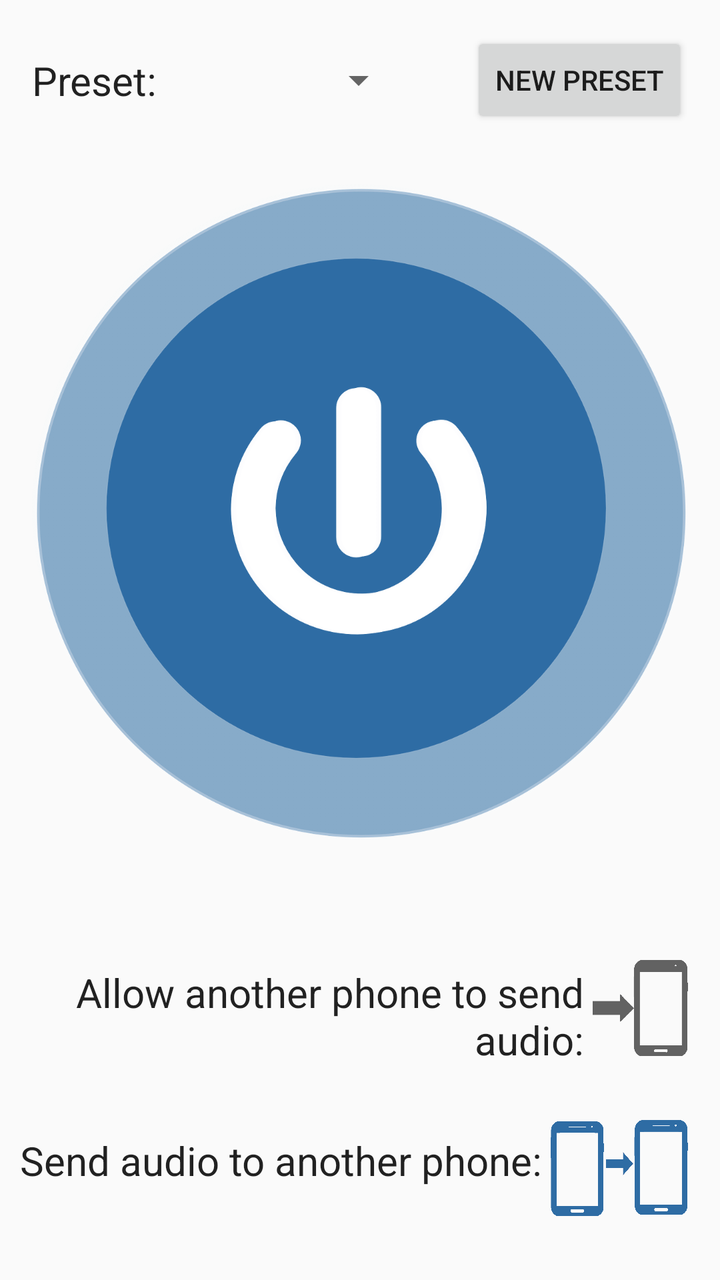
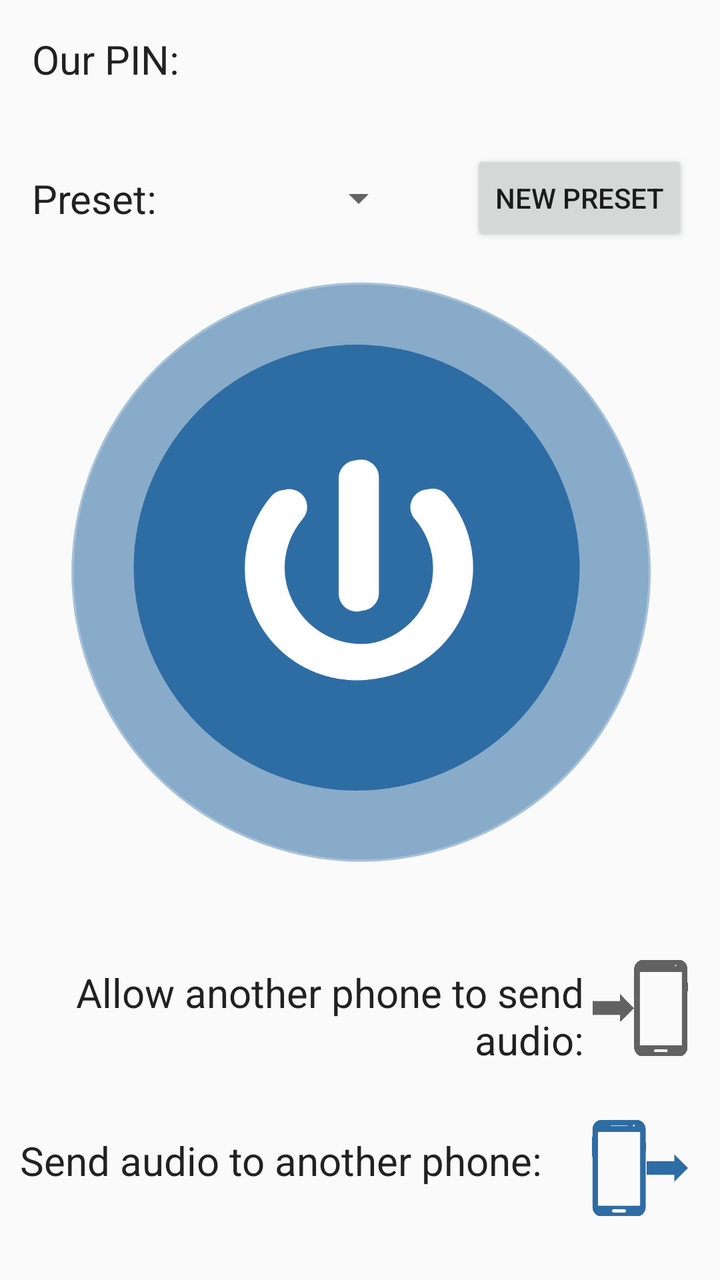

An Android layout rendered at two revisions. The XML below is the earlier revision; the diff shows what the commit changed to produce the second picture.
<!-- AndroidManifest.xml: activity theme AppTheme.NoActionBar -->
<!-- res/layout/activity_main.xml -->
<?xml version="1.0" encoding="utf-8"?>
<android.support.constraint.ConstraintLayout xmlns:android="http://schemas.android.com/apk/res/android"
    xmlns:app="http://schemas.android.com/apk/res-auto"
    xmlns:tools="http://schemas.android.com/tools"
    android:layout_width="match_parent"
    android:layout_height="match_parent"
    tools:context="peterson.ttu.edu.backupaids.activities.MainActivity">

    <TextView
        android:id="@+id/presetLabel"
        android:layout_width="wrap_content"
        android:layout_height="wrap_content"
        android:text="Preset:"
        android:textSize="20sp"
        android:textAppearance="@android:style/TextAppearance.DeviceDefault"
        android:layout_marginTop="16dp"
        android:layout_marginBottom="16dp"
        android:layout_marginStart="16dp"
        android:layout_marginEnd="16dp"
        app:layout_constraintTop_toTopOf="@id/newPresetButton"
        app:layout_constraintBottom_toBottomOf="@+id/newPresetButton"
        app:layout_constraintLeft_toLeftOf="parent"
        app:layout_constraintRight_toLeftOf="@id/presetSpinner"/>

    <Spinner
        android:id="@+id/presetSpinner"
        android:layout_width="0dp"
        android:layout_height="0dp"
        android:layout_marginTop="16dp"
        android:layout_marginBottom="16dp"
        android:layout_marginStart="16dp"
        android:layout_marginEnd="16dp"
        app:layout_constraintHorizontal_weight="1"
        app:layout_constraintTop_toTopOf="@id/newPresetButton"
        app:layout_constraintBottom_toBottomOf="@+id/newPresetButton"
        app:layout_constraintLeft_toRightOf="@id/presetLabel"
        app:layout_constraintRight_toLeftOf="@id/newPresetButton"/>

    <Button
        android:id="@+id/newPresetButton"
        android:layout_width="wrap_content"
        android:layout_height="wrap_content"
        android:onClick="newPreset"
        android:text="New Preset"
        android:layout_marginTop="16dp"
        android:layout_marginBottom="16dp"
        android:layout_marginStart="16dp"
        android:layout_marginEnd="16dp"
        app:layout_constraintTop_toTopOf="parent"
        app:layout_constraintBottom_toTopOf="@id/playSound"
        app:layout_constraintLeft_toRightOf="@id/presetSpinner"
        app:layout_constraintRight_toRightOf="parent" />

    <ImageButton
        android:id="@+id/playSound"
        android:layout_width="0dp"
        android:layout_height="0dp"
        android:adjustViewBounds="false"
        android:background="@android:color/transparent"
        android:onClick="playSound"
        android:scaleType="fitCenter"
        android:src="@drawable/power_button_blue2"
        android:layout_marginTop="16dp"
        android:layout_marginBottom="16dp"
        android:layout_marginStart="16dp"
        android:layout_marginEnd="16dp"
        app:layout_constraintHorizontal_bias="0.6"
        app:layout_constraintBottom_toTopOf="@id/makeDiscoverable"
        app:layout_constraintTop_toBottomOf="@id/presetSpinner"
        app:layout_constraintLeft_toLeftOf="parent"
        app:layout_constraintRight_toRightOf="parent"
        app:layout_constraintVertical_bias="0.6" />

    


    <TextView
        android:id="@+id/textForMakeDiscoverableButton"
        android:layout_width="0dp"
        android:layout_height="wrap_content"
        android:layout_marginTop="16dp"
        android:layout_marginBottom="8dp"
        android:text="Allow another phone to send audio:"
        android:textSize="20sp"
        android:textAlignment="viewEnd"
        android:textAppearance="@android:style/TextAppearance.DeviceDefault"
        app:layout_constraintTop_toTopOf="@id/makeDiscoverable"
        app:layout_constraintBottom_toBottomOf="@id/makeDiscoverable"
        app:layout_constraintHorizontal_bias="1.0"
        app:layout_constraintLeft_toLeftOf="parent"
        app:layout_constraintRight_toLeftOf="@id/makeDiscoverable" />

    <ImageButton
        android:id="@+id/makeDiscoverable"
        android:layout_width="48dp"
        android:layout_height="48dp"
        android:layout_marginTop="16dp"
        android:layout_marginBottom="8dp"
        android:layout_marginStart="4dp"
        android:layout_marginEnd="16dp"
        android:adjustViewBounds="false"
        android:scaleType="fitEnd"
        android:src="@drawable/phone_in_gray"
        android:background="@android:color/transparent"
        android:onClick="makeDiscoverable"
        app:layout_constraintTop_toBottomOf="@id/playSound"
        app:layout_constraintBottom_toTopOf="@id/sendToOtherPhoneButton"
        app:layout_constraintLeft_toRightOf="@id/textForMakeDiscoverableButton"
        app:layout_constraintRight_toRightOf="parent" />

    <TextView
        android:id="@+id/textForSendToOtherPhoneButton"
        android:layout_width="0dp"
        android:layout_height="wrap_content"
        android:layout_marginBottom="16dp"
        android:layout_marginTop="8dp"
        android:text="Send audio to another phone:"
        android:textSize="20sp"
        android:textAlignment="viewEnd"
        android:textAppearance="@android:style/TextAppearance.DeviceDefault"
        app:layout_constraintBottom_toBottomOf="@id/sendToOtherPhoneButton"
        app:layout_constraintHorizontal_bias="1.0"
        app:layout_constraintLeft_toLeftOf="parent"
        app:layout_constraintRight_toLeftOf="@id/sendToOtherPhoneButton"
        app:layout_constraintTop_toTopOf="@id/sendToOtherPhoneButton" />

    <ImageButton
        android:id="@+id/sendToOtherPhoneButton"
        android:layout_width="69dp"
        android:layout_height="48dp"
        android:adjustViewBounds="false"
        android:background="@android:color/transparent"
        android:onClick="sendToOtherPhone"
        android:scaleType="fitEnd"
        android:src="@drawable/phone_to_phone"
        android:layout_marginTop="8dp"
        android:layout_marginBottom="16dp"
        android:layout_marginStart="4dp"
        android:layout_marginEnd="16dp"
        app:layout_constraintLeft_toRightOf="@id/textForSendToOtherPhoneButton"
        app:layout_constraintTop_toBottomOf="@id/makeDiscoverable"
        app:layout_constraintBottom_toBottomOf="parent"
        app:layout_constraintRight_toRightOf="parent"/>

</android.support.constraint.ConstraintLayout>
<!-- resources referenced by this layout -->
<resources>
  <!-- drawable phone_in_gray: png bitmap (drawable, 2130 bytes) -->
  <!-- drawable phone_to_phone: png bitmap (drawable, 26349 bytes) -->
  <!-- drawable power_button_blue2: png bitmap (drawable, 214661 bytes) -->
  <style name="AppTheme.NoActionBar">
          <item name="windowActionBar">false</item>
          <item name="windowNoTitle">true</item>
      </style>
</resources>

<!-- the commit's change to res/layout/activity_main.xml (unified diff, before → after) -->
@@ -5,6 +5,21 @@
     android:layout_width="match_parent"
     android:layout_height="match_parent"
     tools:context="peterson.ttu.edu.backupaids.activities.MainActivity">
+
+    <TextView
+        android:id="@+id/ourPinTextView"
+        android:layout_width="wrap_content"
+        android:layout_height="wrap_content"
+        android:text="Our PIN: "
+        android:textSize="20sp"
+        android:textAppearance="@android:style/TextAppearance.DeviceDefault"
+        android:layout_marginTop="16dp"
+        android:layout_marginBottom="16dp"
+        android:layout_marginStart="16dp"
+        android:layout_marginEnd="16dp"
+        app:layout_constraintTop_toTopOf="parent"
+        app:layout_constraintBottom_toTopOf="@id/newPresetButton"
+        app:layout_constraintLeft_toLeftOf="parent" />
 
     <TextView
         android:id="@+id/presetLabel"
@@ -46,7 +61,7 @@
         android:layout_marginBottom="16dp"
         android:layout_marginStart="16dp"
         android:layout_marginEnd="16dp"
-        app:layout_constraintTop_toTopOf="parent"
+        app:layout_constraintTop_toBottomOf="@id/ourPinTextView"
         app:layout_constraintBottom_toTopOf="@id/playSound"
         app:layout_constraintLeft_toRightOf="@id/presetSpinner"
         app:layout_constraintRight_toRightOf="parent" />
@@ -132,7 +147,7 @@
         android:background="@android:color/transparent"
         android:onClick="sendToOtherPhone"
         android:scaleType="fitEnd"
-        android:src="@drawable/phone_to_phone"
+        android:src="@drawable/phone_out_blue"
         android:layout_marginTop="8dp"
         android:layout_marginBottom="16dp"
         android:layout_marginStart="4dp"
<!-- resource entries referenced after the edit -->
@@ -1,7 +1,7 @@
 <!-- resources referenced by this layout -->
 <resources>
   <!-- drawable phone_in_gray: png bitmap (drawable, 2130 bytes) -->
-  <!-- drawable phone_to_phone: png bitmap (drawable, 26349 bytes) -->
+  <!-- drawable phone_out_blue: png bitmap (drawable, 6127 bytes) -->
   <!-- drawable power_button_blue2: png bitmap (drawable, 214661 bytes) -->
   <style name="AppTheme.NoActionBar">
           <item name="windowActionBar">false</item>
